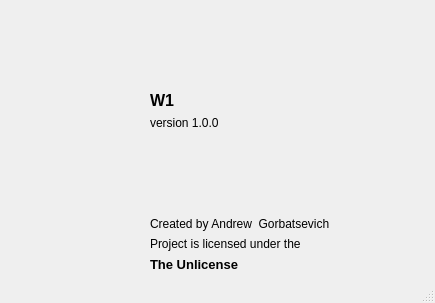
Old version of the form w1/about.ui in the repository NuarkNoir/oppo_test_5.
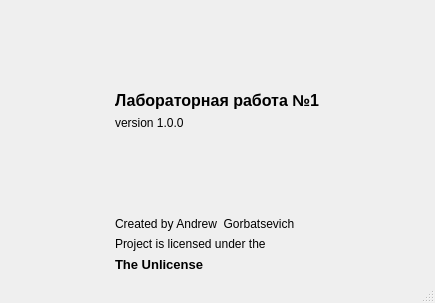
New version of the form. Icons and pictures are not drawn.

Commit message: Fixed title in about window

```diff
--- a/w1/about.ui
+++ b/w1/about.ui
@@ -76,7 +76,7 @@
        </font>
       </property>
       <property name="text">
-       <string>W1</string>
+       <string>Лабораторная работа №1</string>
       </property>
      </widget>
     </item>
```
